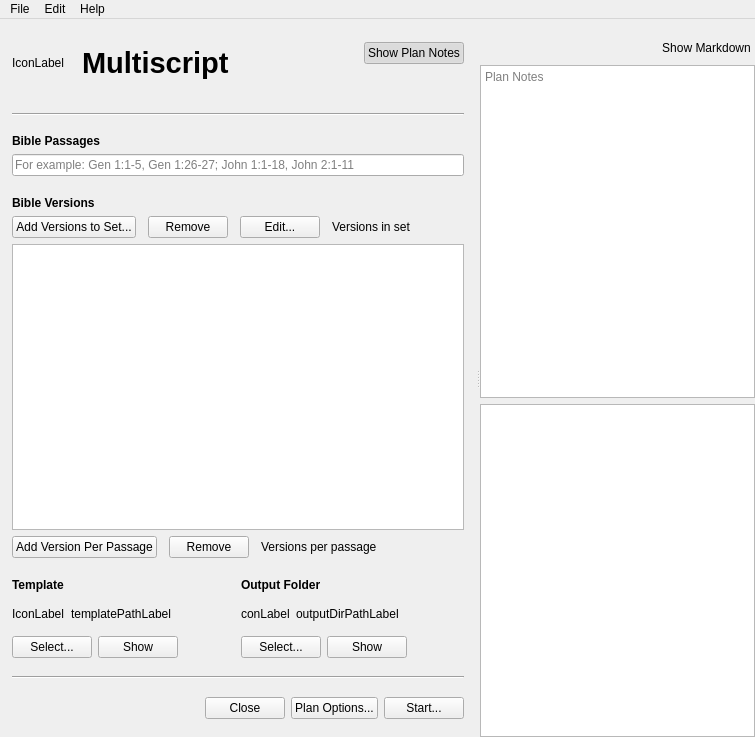
Above: multiscript/ui/main_window.ui from multiscript/multiscript before the change. Below: the same form after it.
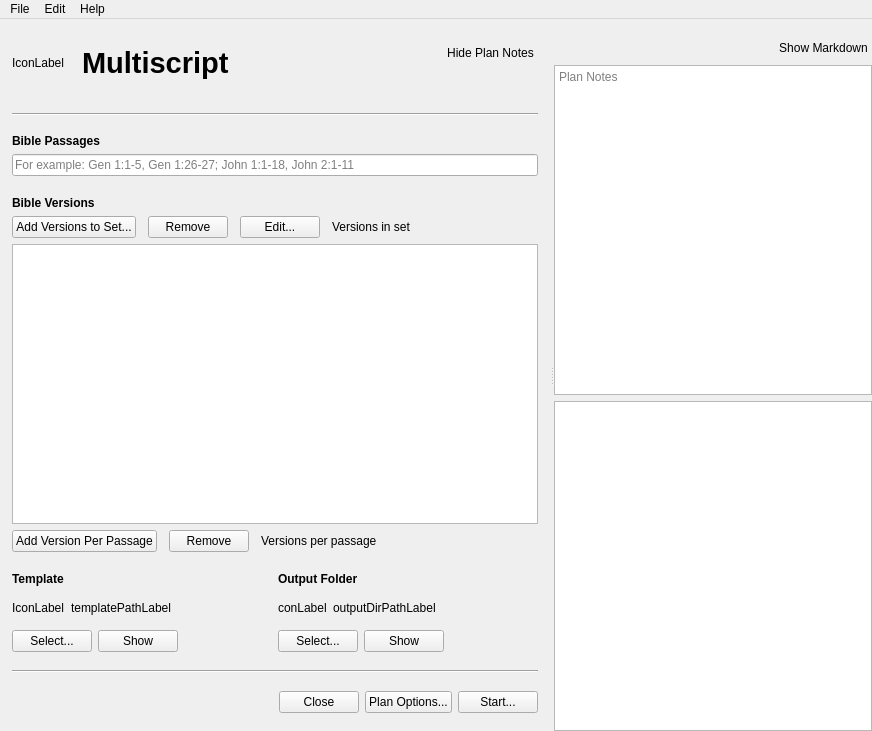
That is the form after the change. Custom widgets are drawn as their Qt base class.

Commit message: For plan notes use non-checkable buttons

Patch:
```diff
--- a/multiscript/ui/main_window.ui
+++ b/multiscript/ui/main_window.ui
@@ -6,8 +6,8 @@
    <rect>
     <x>0</x>
     <y>0</y>
-    <width>755</width>
-    <height>737</height>
+    <width>872</width>
+    <height>731</height>
    </rect>
   </property>
   <property name="windowTitle">
@@ -132,13 +132,13 @@
                <item>
                 <widget class="QPushButton" name="togglePlanNotesButton">
                  <property name="text">
-                  <string>Show Plan Notes</string>
+                  <string>Hide Plan Notes</string>
                  </property>
                  <property name="checkable">
-                  <bool>true</bool>
+                  <bool>false</bool>
                  </property>
                  <property name="checked">
-                  <bool>true</bool>
+                  <bool>false</bool>
                  </property>
                  <property name="flat">
                   <bool>true</bool>
@@ -631,7 +631,7 @@
              <string>Show Markdown</string>
             </property>
             <property name="checkable">
-             <bool>true</bool>
+             <bool>false</bool>
             </property>
             <property name="flat">
              <bool>true</bool>
@@ -689,7 +689,7 @@
     <rect>
      <x>0</x>
      <y>0</y>
-     <width>755</width>
+     <width>872</width>
      <height>22</height>
     </rect>
    </property>
```
The commit also changes 2 other files.
